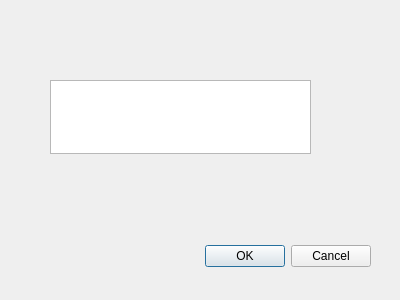
The window that budget/login.ui (Samu-K/budget_app) describes before a commit, drawn with Qt 5.
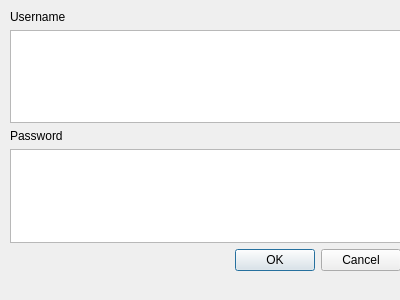
The same window after the commit.

Commit message: Login screen now stores info. Next step is to link programs together

What changed in the file:
```diff
--- a/budget/login.ui
+++ b/budget/login.ui
@@ -13,31 +13,51 @@
   <property name="windowTitle">
    <string>Dialog</string>
   </property>
-  <widget class="QDialogButtonBox" name="buttonBox">
+  <widget class="QWidget" name="">
    <property name="geometry">
     <rect>
-     <x>30</x>
-     <y>240</y>
-     <width>341</width>
-     <height>32</height>
+     <x>10</x>
+     <y>10</y>
+     <width>391</width>
+     <height>261</height>
     </rect>
    </property>
-   <property name="orientation">
-    <enum>Qt::Horizontal</enum>
-   </property>
-   <property name="standardButtons">
-    <set>QDialogButtonBox::Cancel|QDialogButtonBox::Ok</set>
-   </property>
-  </widget>
-  <widget class="QPlainTextEdit" name="plainTextEdit">
-   <property name="geometry">
-    <rect>
-     <x>50</x>
-     <y>80</y>
-     <width>261</width>
-     <height>74</height>
-    </rect>
-   </property>
+   <layout class="QGridLayout" name="gridLayout">
+    <item row="0" column="0">
+     <layout class="QVBoxLayout" name="verticalLayout">
+      <item>
+       <widget class="QLabel" name="label_2">
+        <property name="text">
+         <string>Username</string>
+        </property>
+       </widget>
+      </item>
+      <item>
+       <widget class="QPlainTextEdit" name="uText"/>
+      </item>
+      <item>
+       <widget class="QLabel" name="label">
+        <property name="text">
+         <string>Password</string>
+        </property>
+       </widget>
+      </item>
+      <item>
+       <widget class="QPlainTextEdit" name="pText"/>
+      </item>
+     </layout>
+    </item>
+    <item row="1" column="0">
+     <widget class="QDialogButtonBox" name="buttonBox">
+      <property name="orientation">
+       <enum>Qt::Horizontal</enum>
+      </property>
+      <property name="standardButtons">
+       <set>QDialogButtonBox::Cancel|QDialogButtonBox::Ok</set>
+      </property>
+     </widget>
+    </item>
+   </layout>
   </widget>
  </widget>
  <resources/>
```
The commit also changes 3 other files.
